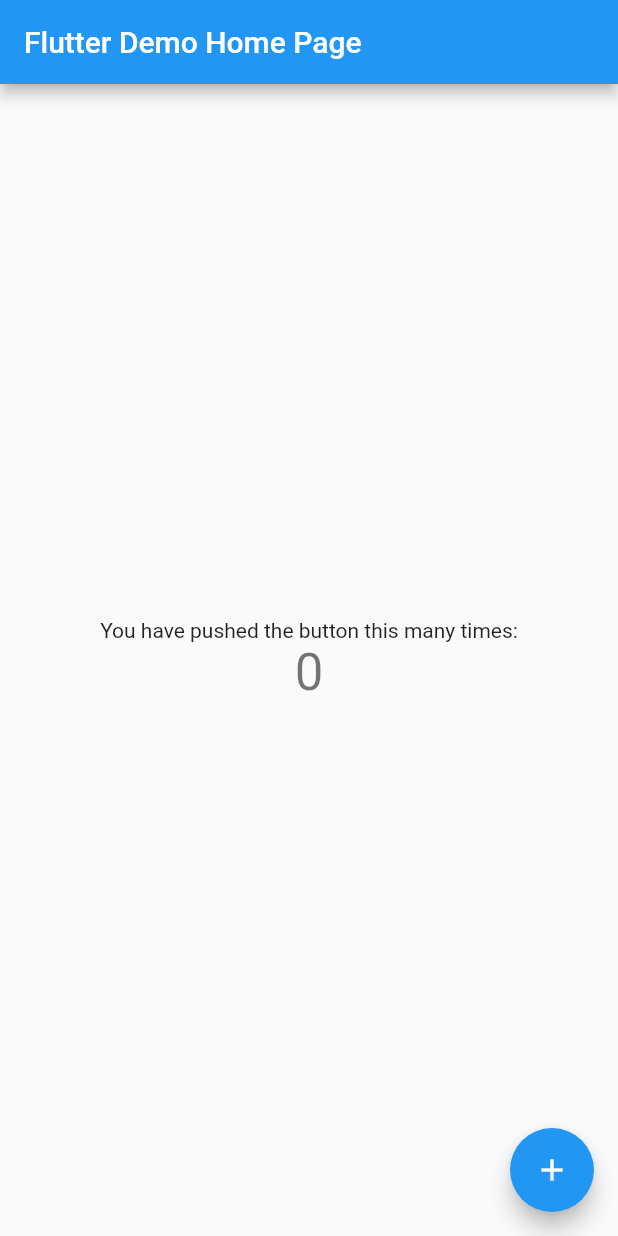
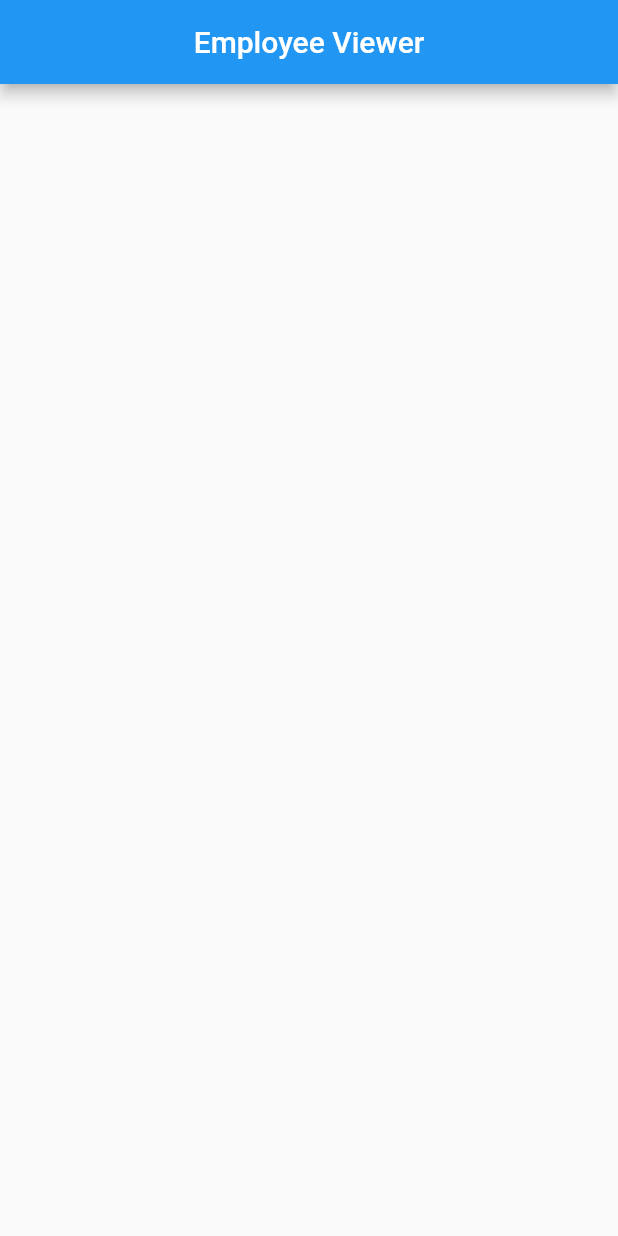
Before and after one commit to ArunPrakashG/employee_viewer, a Flutter app: the screen it shows after launch, on a phone screen of 412 x 824 dp. Run offline on Flutter 3.47's test engine with Material 2 defaults, Android fonts, the phone set to English and light mode, and no system bars; our stand-ins replace get, sembast.

Commit message:
ui pending

```diff
--- /dev/null
+++ b/lib/employee_viewer.dart
@@ -0,0 +1,19 @@
+import 'package:flutter/material.dart';
+import 'package:get/get.dart';
+
+import 'ui/screens/home/home.dart';
+
+class EmployeeViewerApp extends StatelessWidget {
+  const EmployeeViewerApp({Key? key}) : super(key: key);
+
+  @override
+  Widget build(BuildContext context) {
+    return GetMaterialApp(
+      title: 'Employee Viewer',
+      theme: ThemeData(
+        primarySwatch: Colors.blue,
+      ),
+      home: const HomeUI(),
+    );
+  }
+}
--- a/lib/main.dart
+++ b/lib/main.dart
@@ -1,115 +1,7 @@
 import 'package:flutter/material.dart';
 
+import 'employee_viewer.dart';
+
 void main() {
-  runApp(const MyApp());
+  runApp(const EmployeeViewerApp());
 }
-
-class MyApp extends StatelessWidget {
-  const MyApp({Key? key}) : super(key: key);
-
-  // This widget is the root of your application.
-  @override
-  Widget build(BuildContext context) {
-    return MaterialApp(
-      title: 'Flutter Demo',
-      theme: ThemeData(
-        // This is the theme of your application.
-        //
-        // Try running your application with "flutter run". You'll see the
-        // application has a blue toolbar. Then, without quitting the app, try
-        // changing the primarySwatch below to Colors.green and then invoke
-        // "hot reload" (press "r" in the console where you ran "flutter run",
-        // or simply save your changes to "hot reload" in a Flutter IDE).
-        // Notice that the counter didn't reset back to zero; the application
-        // is not restarted.
-        primarySwatch: Colors.blue,
-      ),
-      home: const MyHomePage(title: 'Flutter Demo Home Page'),
-    );
-  }
-}
-
-class MyHomePage extends StatefulWidget {
-  const MyHomePage({Key? key, required this.title}) : super(key: key);
-
-  // This widget is the home page of your application. It is stateful, meaning
-  // that it has a State object (defined below) that contains fields that affect
-  // how it looks.
-
-  // This class is the configuration for the state. It holds the values (in this
-  // case the title) provided by the parent (in this case the App widget) and
-  // used by the build method of the State. Fields in a Widget subclass are
-  // always marked "final".
-
-  final String title;
-
-  @override
-  State<MyHomePage> createState() => _MyHomePageState();
-}
-
-class _MyHomePageState extends State<MyHomePage> {
-  int _counter = 0;
-
-  void _incrementCounter() {
-    setState(() {
-      // This call to setState tells the Flutter framework that something has
-      // changed in this State, which causes it to rerun the build method below
-      // so that the display can reflect the updated values. If we changed
-      // _counter without calling setState(), then the build method would not be
-      // called again, and so nothing would appear to happen.
-      _counter++;
-    });
-  }
-
-  @override
-  Widget build(BuildContext context) {
-    // This method is rerun every time setState is called, for instance as done
-    // by the _incrementCounter method above.
-    //
-    // The Flutter framework has been optimized to make rerunning build methods
-    // fast, so that you can just rebuild anything that needs updating rather
-    // than having to individually change instances of widgets.
-    return Scaffold(
-      appBar: AppBar(
-        // Here we take the value from the MyHomePage object that was created by
-        // the App.build method, and use it to set our appbar title.
-        title: Text(widget.title),
-      ),
-      body: Center(
-        // Center is a layout widget. It takes a single child and positions it
-        // in the middle of the parent.
-        child: Column(
-          // Column is also a layout widget. It takes a list of children and
-          // arranges them vertically. By default, it sizes itself to fit its
-          // children horizontally, and tries to be as tall as its parent.
-          //
-          // Invoke "debug painting" (press "p" in the console, choose the
-          // "Toggle Debug Paint" action from the Flutter Inspector in Android
-          // Studio, or the "Toggle Debug Paint" command in Visual Studio Code)
-          // to see the wireframe for each widget.
-          //
-          // Column has various properties to control how it sizes itself and
-          // how it positions its children. Here we use mainAxisAlignment to
-          // center the children vertically; the main axis here is the vertical
-          // axis because Columns are vertical (the cross axis would be
-          // horizontal).
-          mainAxisAlignment: MainAxisAlignment.center,
-          children: <Widget>[
-            const Text(
-              'You have pushed the button this many times:',
-            ),
-            Text(
-              '$_counter',
-              style: Theme.of(context).textTheme.headline4,
-            ),
-          ],
-        ),
-      ),
-      floatingActionButton: FloatingActionButton(
-        onPressed: _incrementCounter,
-        tooltip: 'Increment',
-        child: const Icon(Icons.add),
-      ), // This trailing comma makes auto-formatting nicer for build methods.
-    );
-  }
-}
--- /dev/null
+++ b/lib/ui/screens/home/home.dart
@@ -0,0 +1,15 @@
+import 'package:flutter/material.dart';
+
+class HomeUI extends StatelessWidget {
+  const HomeUI({Key? key}) : super(key: key);
+
+  @override
+  Widget build(BuildContext context) {
+    return Scaffold(
+      appBar: AppBar(
+        title: Text('Employee Viewer'),
+        centerTitle: true,
+      ),
+    );
+  }
+}
--- a/pubspec.yaml
+++ b/pubspec.yaml
@@ -37,6 +37,8 @@
   sembast: ^3.1.1
   path_provider: ^2.0.5
   http: ^0.13.3
+  get: ^4.3.8
+  get_it: ^7.2.0
 
 dev_dependencies:
   flutter_test:
```
Also changed, not shown: pubspec.lock.
